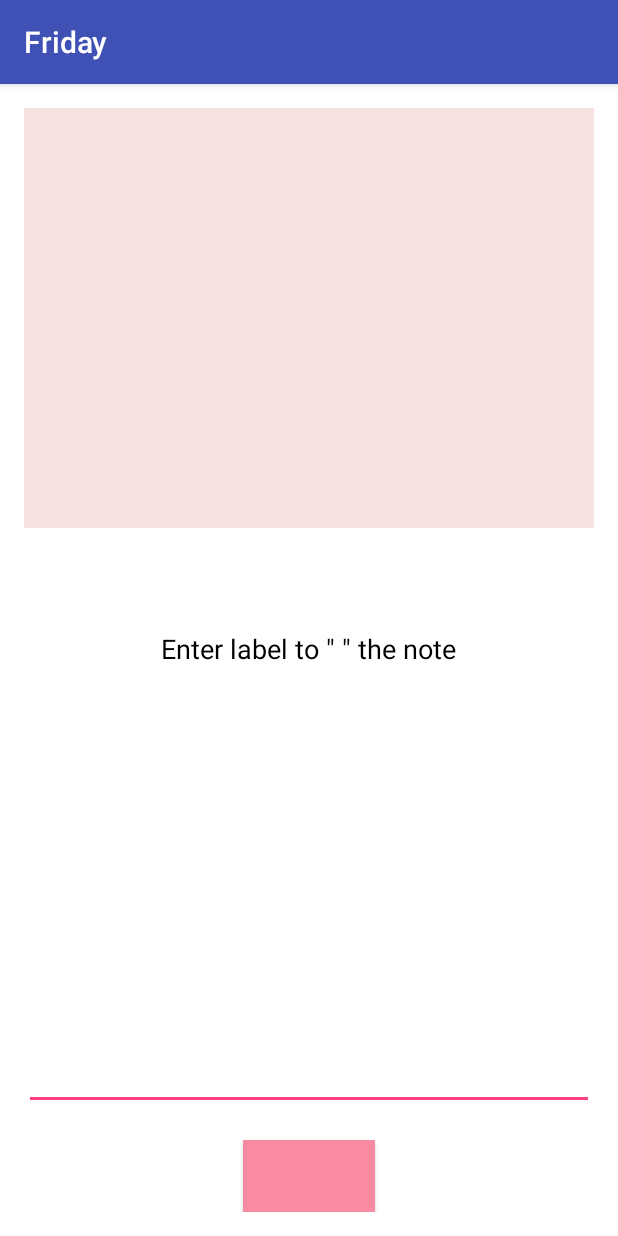
After one commit to mlzepplin/Friday, an Android app: the AddNewLabel screen opened directly, with no data from a screen before it, on a phone screen of 412 x 824 dp. The commit adds this screen. Run offline under Robolectric (Android 15) with nearby library versions, the light colour scheme and no system bars.

Commit message:
updated ui and bbugged  implementation of addNewLabel

```diff
--- a/app/src/main/AndroidManifest.xml
+++ b/app/src/main/AndroidManifest.xml
@@ -17,6 +17,10 @@
                 <category android:name="android.intent.category.LAUNCHER" />
             </intent-filter>
         </activity>
+        <activity android:name=".LabelDisplay" >
+        </activity>
+        <activity android:name=".AddNewLabel" >
+        </activity>
     </application>
 
 </manifest>
--- /dev/null
+++ b/app/src/main/java/com/example/rishabh/friday/AddNewLabel.java
@@ -0,0 +1,246 @@
+package com.example.rishabh.friday;
+
+import android.content.Intent;
+import android.os.Bundle;
+import android.support.v7.app.AppCompatActivity;
+import android.text.method.ScrollingMovementMethod;
+import android.view.Menu;
+import android.view.MenuItem;
+import android.view.View;
+import android.widget.Button;
+import android.widget.EditText;
+
+public class AddNewLabel extends AppCompatActivity {
+
+    EditText addLabelEditText;
+    Button addNoteButton;
+    EditText addDescriptionEditText;
+    MyDBHandler myDB;
+
+    private String newMeaning;
+    private static final String TAG = "Http Connection";
+
+
+    @Override
+    protected void onCreate(Bundle savedInstanceState) {
+        super.onCreate(savedInstanceState);
+        setContentView(R.layout.activity_add_new_label);
+
+        addLabelEditText = (EditText)findViewById(R.id.addLabelEditText);
+        addNoteButton = (Button)findViewById(R.id.addNoteButton);
+        addDescriptionEditText = (EditText)findViewById(R.id.addDescriptionEditText);
+
+        //making the textView scrollable
+        addDescriptionEditText.setMovementMethod(new ScrollingMovementMethod());
+
+        myDB = new MyDBHandler(this);
+
+
+
+        // db = openOrCreateDatabase("imeanDB", Context.MODE_PRIVATE,null);
+        //db.execSQL("DROP TABLE IF EXISTS words");
+        //db.execSQL("CREATE TABLE IF NOT EXISTS words(_word VARCHAR, _meaning VARCHAR, _label VARCHAR);");
+
+        //meaningTextView.setText(newMeaning);
+
+
+
+
+        //EVENT HANDLING
+        addNoteButton.setOnClickListener(
+
+                //Starting up an interface for an event
+                new Button.OnClickListener() {
+
+                    public void onClick(View view) {
+
+                        // TOAST
+                        //Toast.makeText(MeaningDisplay.this, "button clicked", Toast.LENGTH_SHORT).show();
+                        String label = addLabelEditText.getText().toString();
+                        String description  = addDescriptionEditText.getText().toString();
+                        //String newMeaning = "meaning to be added";
+                        //String newMeaning = new String();
+                        String type = "note";
+                        myDB.insertLabel(type, description, label);
+                        //db.execSQL("INSERT INTO words(_word, _meaning, _label) VALUES('"+search+"','"+newLabel+"','"+newMeaning+"');");
+                        Intent launchLabelListIntent = new Intent(AddNewLabel.this, MainActivity.class);
+                        startActivity(launchLabelListIntent);
+
+                        //Database();
+                        // Toast.makeText(MeaningDisplay.this, "word added", Toast.LENGTH_SHORT).show();
+
+
+                    }
+
+
+                }
+        );
+
+
+
+
+    }
+
+    /*public void printDatabase(){
+        //Toast.makeText(MeaningDisplay.this, "edsaafafa", Toast.LENGTH_SHORT).show();
+        Cursor c=m.rawQuery("SELECT * FROM words", null);
+        if(c.getCount()==0)
+        {
+            Toast.makeText(MeaningDisplay.this, "error,no word found", Toast.LENGTH_SHORT).show();
+            return;
+        }
+        StringBuffer buffer=new StringBuffer();
+        while(c.moveToNext())
+        {
+            buffer.append(c.getString(0)+" ");
+            buffer.append(c.getString(1)+" ");
+            buffer.append(c.getString(2)+"\n");
+        }
+        meaningTextView.setText(buffer);
+        addLabelEditText.setText("");
+    }*/
+
+   /* public void addButtonCLicked(View view){
+        WordsAndLabels wordNew = new WordsAndLabels(meaningTextView.getText().toString());
+        dbHandler.addRow(wordNew);
+    }*/
+
+
+
+    @Override
+    public boolean onCreateOptionsMenu(Menu menu) {
+        // Inflate the menu; this adds items to the action bar if it is present.
+
+        /*
+        getMenuInflater().inflate(R.menu.menu_meaning_display, menu);
+        */
+        return true;
+
+    }
+
+    @Override
+    public boolean onOptionsItemSelected(MenuItem item) {
+        // Handle action bar item clicks here. The action bar will
+        // automatically handle clicks on the Home/Up button, so long
+        // as you specify a parent activity in AndroidManifest.xml.
+        int id = item.getItemId();
+
+        //noinspection SimplifiableIfStatement
+        if (id == R.id.action_settings) {
+            return true;
+        }
+
+        return super.onOptionsItemSelected(item);
+    }
+
+    /* //FOR BRINGING IN MEANING
+    public class AsyncHttpTask extends AsyncTask<String, Void, Integer> {
+
+
+        @Override
+        protected Integer doInBackground(String... params) {
+            InputStream inputStream = null;
+
+            HttpURLConnection urlConnection = null;
+
+            Integer result = 0;
+            try {
+                //forming th java.net.URL object
+                URL url = new URL(params[0]);
+
+                urlConnection = (HttpURLConnection) url.openConnection();
+
+                 //optional request header
+                urlConnection.setRequestProperty("Content-Type", "application/json");
+
+                // optional request header
+                urlConnection.setRequestProperty("Accept", "application/json");
+
+                // for Get request
+                urlConnection.setRequestMethod("GET");
+
+                int statusCode = urlConnection.getResponseCode();
+
+                // 200 represents HTTP OK
+                if (statusCode ==  200) {
+
+                    inputStream = new BufferedInputStream(urlConnection.getInputStream());
+
+                    String response = convertInputStreamToString(inputStream);
+
+                    parseResult(response);
+
+                    result = 1; // Successful
+
+                }else{
+                    result = 0; //"Failed to fetch data!";
+                }
+
+            } catch (Exception e) {
+                Log.d(TAG, e.getLocalizedMessage());
+            }
+
+            return result; //"Failed to fetch data!";
+        }
+
+
+        @Override
+        protected void onPostExecute(Integer result) {
+            // Download complete. Lets update UI
+
+            if(result == 1){
+
+                //arrayAdapter = new ArrayAdapter(this, android.R.layout.simple_list_item_1, newMeaning);
+
+                meaningTextView.setText(newMeaning);
+            }else{
+                Log.e(TAG, "Failed to fetch data!");
+            }
+        }
+
+
+        private String convertInputStreamToString(InputStream inputStream) throws IOException {
+
+            BufferedReader bufferedReader = new BufferedReader( new InputStreamReader(inputStream));
+
+            String line = "";
+            String result = "";
+
+            while((line = bufferedReader.readLine()) != null){
+                result += line;
+            }
+
+            // Close Stream
+            if(null!=inputStream){
+                inputStream.close();
+            }
+
+            return result;
+        }
+        private void parseResult(String result) {
+
+            try{
+                JSONArray response = new JSONArray(result);
+                newMeaning = new String();
+
+                for (int i = 0; i < response.length(); i++) {
+                    JSONObject definition = response.getJSONObject(i);
+                    if(i==0) {
+                        newMeaning = definition.getString("text") + "\n\n";
+                    }
+                    else{
+                        newMeaning = newMeaning + definition.getString("text") + "\n\n";
+                    }
+
+                }
+
+
+            }catch (JSONException e){
+                e.printStackTrace();
+            }
+        }
+    }
+    */
+
+
+}
--- a/app/src/main/java/com/example/rishabh/friday/MyDBHandler.java
+++ b/app/src/main/java/com/example/rishabh/friday/MyDBHandler.java
@@ -102,15 +102,15 @@ public class MyDBHandler extends SQLiteOpenHelper {
     }
 
 
-    public ArrayList<String> getAllTypes() {
+    public ArrayList<String> getAllLabels() {
         ArrayList<String> array_list = new ArrayList<>();
 
         SQLiteDatabase db = this.getReadableDatabase();
-        Cursor res = db.rawQuery("select distinct " + COLUMN_TYPE + " from " + TABLE_NAME + " order by " + COLUMN_TYPE + ";", null);
+        Cursor res = db.rawQuery("select distinct " + COLUMN_LABEL + " from " + TABLE_NAME + " order by " + COLUMN_LABEL + ";", null);
         res.moveToFirst();
 
         while (!res.isAfterLast()) {
-            array_list.add(res.getString(res.getColumnIndex(COLUMN_TYPE)));
+            array_list.add(res.getString(res.getColumnIndex(COLUMN_LABEL)));
             res.moveToNext();
         }
         res.close();
--- /dev/null
+++ b/app/src/main/res/layout/activity_add_new_label.xml
@@ -0,0 +1,94 @@
+<?xml version="1.0" encoding="utf-8"?>
+<RelativeLayout xmlns:android="http://schemas.android.com/apk/res/android"
+    xmlns:tools="http://schemas.android.com/tools" android:layout_width="match_parent"
+    android:layout_height="match_parent" android:paddingLeft="@dimen/activity_horizontal_margin"
+    android:paddingRight="@dimen/activity_horizontal_margin"
+    android:paddingTop="@dimen/activity_vertical_margin"
+    android:paddingBottom="@dimen/activity_vertical_margin"
+    tools:context="com.arps.imean.MeaningDisplay"
+    android:background="#ffffff"
+    android:focusable="false"
+    android:focusableInTouchMode="false"
+    android:scrollbarAlwaysDrawVerticalTrack="true">
+
+
+
+    <FrameLayout
+        android:layout_width="wrap_content"
+        android:layout_height="wrap_content"
+        android:layout_alignParentTop="true"
+        android:layout_alignParentLeft="true"
+        android:layout_alignParentStart="true"
+        android:id="@+id/frameLayout"
+        android:layout_alignParentRight="true"
+        android:layout_alignParentEnd="true">
+
+        <EditText
+            android:layout_width="match_parent"
+            android:layout_height="280dp"
+            android:id="@+id/addDescriptionEditText"
+
+            android:layout_alignParentBottom="true"
+            android:layout_alignParentLeft="true"
+            android:layout_alignParentStart="true"
+            android:layout_marginBottom="68dp"
+            android:layout_gravity="center_horizontal|bottom"
+            android:background="#f7e1e1"
+            android:maxLines = "35"
+            android:focusableInTouchMode="false"
+            android:scrollbars = "vertical"
+            android:textColor="#FFFAFA"
+            android:focusable="false" />
+
+
+
+    </FrameLayout>
+
+    <FrameLayout
+        android:layout_width="match_parent"
+        android:layout_height="match_parent"
+        android:layout_below="@+id/frameLayout">
+
+        <RelativeLayout
+            android:layout_width="match_parent"
+            android:layout_height="match_parent">
+
+            <EditText
+                android:layout_width="match_parent"
+                android:layout_height="wrap_content"
+                android:id="@+id/addLabelEditText"
+                android:layout_alignParentBottom="true"
+                android:layout_alignParentLeft="true"
+                android:layout_alignParentStart="true"
+                android:layout_marginBottom="68dp"
+                android:layout_gravity="center_horizontal|bottom"
+                android:focusableInTouchMode="true"
+                android:textColor="#FFFAFA"
+                android:focusable="true" />
+
+            <Button
+                android:layout_width="wrap_content"
+                android:layout_height="wrap_content"
+                android:id="@+id/addNoteButton"
+                android:layout_alignParentBottom="true"
+                android:layout_centerHorizontal="true"
+                android:background="#f88ba1"
+                android:layout_gravity="center_horizontal|bottom"
+                android:focusableInTouchMode="false"
+                android:focusable="false" />
+
+            <TextView
+                android:layout_width="wrap_content"
+                android:layout_height="wrap_content"
+                android:textAppearance="?android:attr/textAppearanceMedium"
+                android:text="Enter label to &quot; &quot; the note"
+                android:id="@+id/addLabelMessage"
+                android:layout_centerHorizontal="true"
+                android:textColor="#000000"
+                android:layout_gravity="center_horizontal|top"
+                android:focusable="false"
+                android:focusableInTouchMode="false" />
+        </RelativeLayout>
+    </FrameLayout>
+
+</RelativeLayout>
```
Also changed, not shown: app/src/main/java/com/example/rishabh/friday/LabelDisplay.java (added, +13 -0 lines), app/src/main/java/com/example/rishabh/friday/MainActivity.java (+139 -15 lines), app/src/main/res/layout/activity_label_display.xml (added, +29 -0 lines), app/src/main/res/layout/activity_main.xml (+28 -4 lines), app/src/main/res/drawable-hdpi/ic_fab.png (added), app/src/main/res/drawable-mdpi/ic_fab.png (added), app/src/main/res/drawable-xhdpi/ic_fab.png (added), app/src/main/res/drawable-xxhdpi/ic_fab.png (added).
